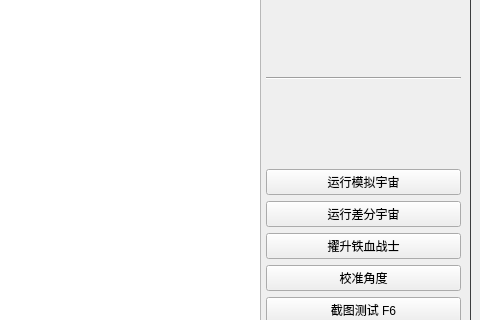
Old version of the form resource/ui/UI.ui in the repository Illusory-moon/Simulated_Scepter; both pictures show x 450 to 930 and y 264 to 584 of the 930 by 760 pixel window.
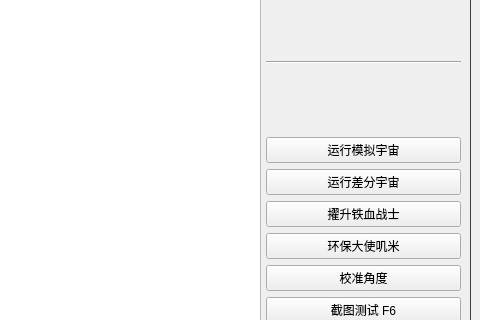
New version of the form. Icons and pictures are not drawn.

```diff
--- a/resource/ui/UI.ui
+++ b/resource/ui/UI.ui
@@ -731,6 +731,13 @@
                  </property>
                 </widget>
                </item>
+               <item>
+                <widget class="QPushButton" name="currency_war_btn">
+                 <property name="text">
+                  <string>环保大使叽米</string>
+                 </property>
+                </widget>
+               </item>
                <item>
                 <widget class="QPushButton" name="calibrate_btn">
                  <property name="text">
```
